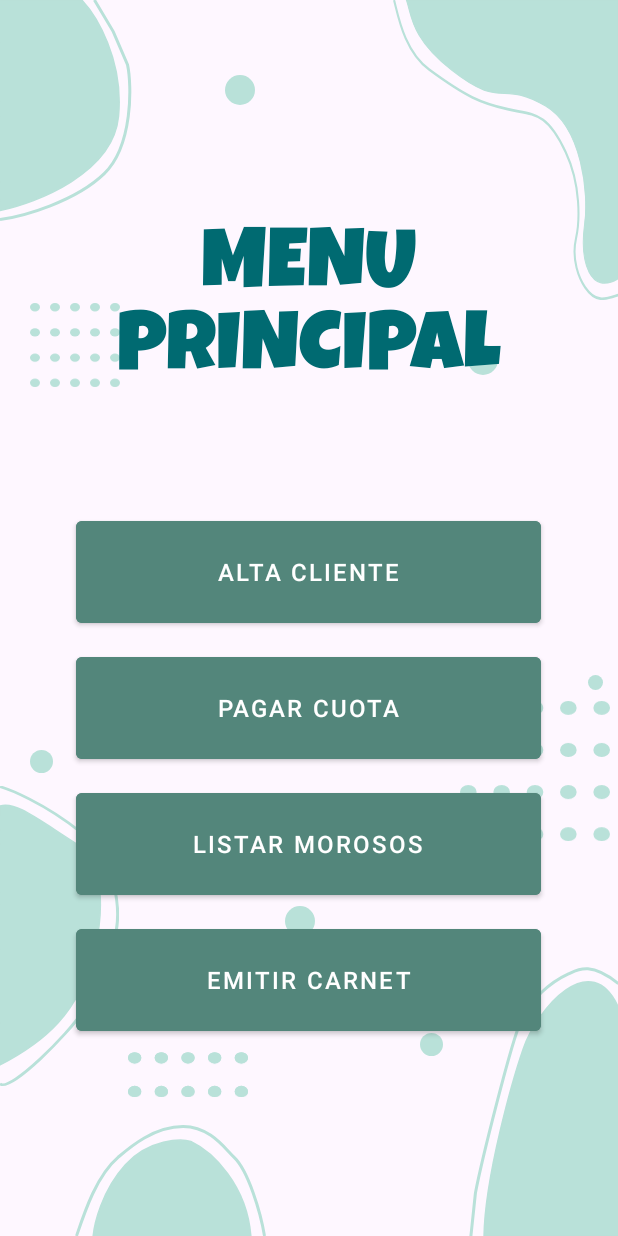
After one commit to fazcue/DamProyectoIntegrador, an Android app: the MenuActivity screen opened directly, with no data from a screen before it, on a phone screen of 412 x 824 dp. The commit adds this screen. Run offline under Robolectric (Android 15) with nearby library versions, the phone set to English and light mode, and no system bars.

Commit message:
Add menu activity

```diff
--- a/app/src/main/AndroidManifest.xml
+++ b/app/src/main/AndroidManifest.xml
@@ -13,6 +13,9 @@
         android:theme="@style/Theme.DamProyectoIntegrador"
         tools:targetApi="31">
         <activity
+            android:name=".MenuActivity"
+            android:exported="false" />
+        <activity
             android:name=".MainActivity"
             android:exported="true">
             <intent-filter>
--- /dev/null
+++ b/app/src/main/java/com/example/damproyectointegrador/MenuActivity.kt
@@ -0,0 +1,14 @@
+package com.example.damproyectointegrador
+
+import android.os.Bundle
+import androidx.activity.enableEdgeToEdge
+import androidx.appcompat.app.AppCompatActivity
+import androidx.core.view.ViewCompat
+import androidx.core.view.WindowInsetsCompat
+
+class MenuActivity : AppCompatActivity() {
+    override fun onCreate(savedInstanceState: Bundle?) {
+        super.onCreate(savedInstanceState)
+        setContentView(R.layout.activity_menu)
+    }
+}
--- /dev/null
+++ b/app/src/main/res/layout/activity_menu.xml
@@ -0,0 +1,42 @@
+<FrameLayout xmlns:android="http://schemas.android.com/apk/res/android"
+    xmlns:app="http://schemas.android.com/apk/res-auto"
+    android:layout_width="match_parent"
+    android:layout_height="match_parent"
+    android:orientation="vertical">
+
+    <include layout="@layout/main_base" />
+
+    <LinearLayout
+        android:layout_width="match_parent"
+        android:layout_height="match_parent"
+        android:orientation="vertical"
+        android:gravity="center">
+
+        <TextView
+            style="@style/TitleStyle"
+            android:text="@string/menuPrincipal"
+            android:layout_marginBottom="60dp"/>
+
+        <Button
+            style="@style/ButtonStyle"
+            android:id="@+id/btn_altaCliente"
+            android:text="@string/altaCliente" />
+
+        <Button
+            style="@style/ButtonStyle"
+            android:id="@+id/btn_pagarCuota"
+            android:text="@string/pagarCuota" />
+
+        <Button
+            style="@style/ButtonStyle"
+            android:id="@+id/btn_listarMorosos"
+            android:text="@string/listarMorosos" />
+
+        <Button
+            style="@style/ButtonStyle"
+            android:id="@+id/btn_emitirCarnet"
+            android:text="@string/emitirCarnet" />
+
+    </LinearLayout>
+
+</FrameLayout>
--- a/app/src/main/res/values/strings.xml
+++ b/app/src/main/res/values/strings.xml
@@ -6,4 +6,9 @@
     <string name="password">******</string>
     <string name="login">Ingresar</string>
     <string name="main_logo">main logo</string>
+    <string name="menuPrincipal">MENU PRINCIPAL</string>
+    <string name="altaCliente">ALTA CLIENTE</string>
+    <string name="pagarCuota">PAGAR CUOTA</string>
+    <string name="listarMorosos">LISTAR MOROSOS</string>
+    <string name="emitirCarnet">EMITIR CARNET</string>
 </resources>
```
